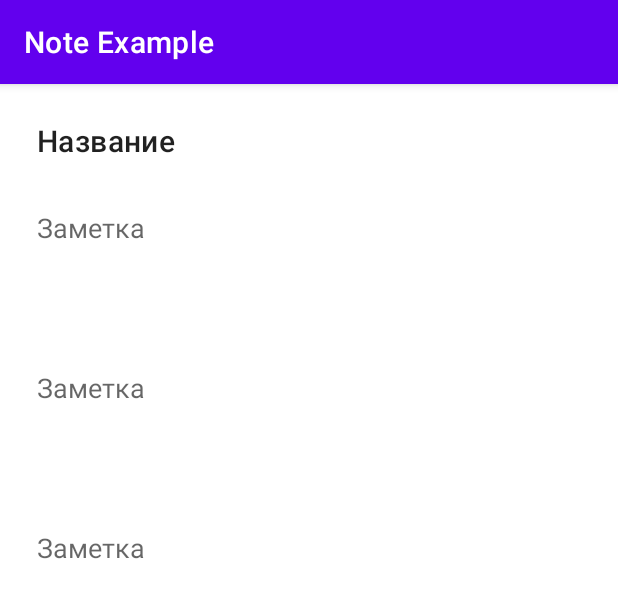
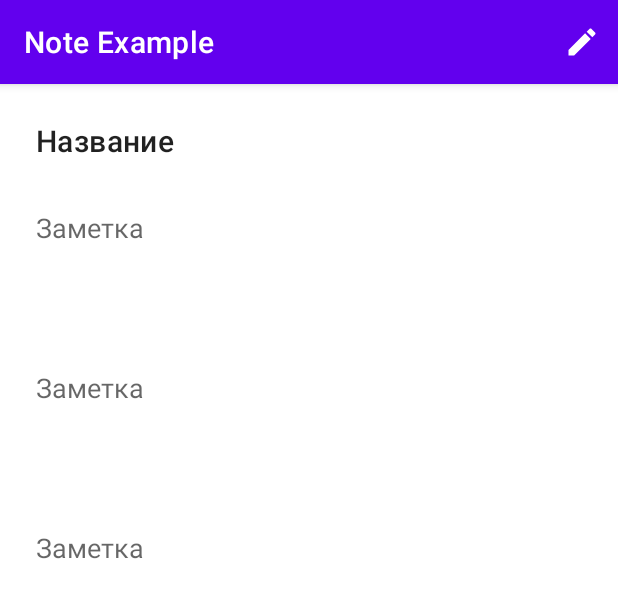
Before and after one commit to VaasKout/NoteApp, an Android app: the layout fragment_one_note.xml on its own in the app's theme, with its tools: preview values and no code run, on a phone screen of 412 x 824 dp. Shown: the top 598 px of the screen. Run offline under Robolectric (Android 15) with nearby library versions, the phone set to English and light mode, and no system bars.

Commit message:
Working OneNote fragment

```diff
--- a/app/src/main/java/com/example/noteexample/allNotes/AllNotesFragment.kt
+++ b/app/src/main/java/com/example/noteexample/allNotes/AllNotesFragment.kt
@@ -25,6 +25,7 @@ class AllNotesFragment : Fragment() {
         /**
          *  define viewModel for NoteFragment
          */
+
         val viewModel = ViewModelProvider(this).get(AllNotesViewModel::class.java)
         binding.noteViewModel = viewModel
 
@@ -57,7 +58,6 @@ class AllNotesFragment : Fragment() {
             }
         }
 
-
         /**
          *  Observes allNotes [AllNotesViewModel.allNotes]
         from view model and makes it equal to notes[listOf<Notes>()] from adapter
@@ -65,6 +65,7 @@ class AllNotesFragment : Fragment() {
 
         viewModel.allNotes.observe(viewLifecycleOwner, {
             it?.let {
+                //TODO Filter list for RecyclerView
                 noteAdapter.submitList(it)
 //                noteAdapter.notes = it
             }
--- a/app/src/main/java/com/example/noteexample/allNotes/AllNotesViewModel.kt
+++ b/app/src/main/java/com/example/noteexample/allNotes/AllNotesViewModel.kt
@@ -127,6 +127,7 @@ class AllNotesViewModel(application: Application) : AndroidViewModel(application
     fun onClear(){
        viewModelScope.launch {
            repository.deleteAllNotes()
+           repository.deleteAllNoteContent()
        }
     }
 }
--- a/app/src/main/java/com/example/noteexample/database/NoteDao.kt
+++ b/app/src/main/java/com/example/noteexample/database/NoteDao.kt
@@ -5,7 +5,7 @@ import androidx.room.*
 
 @Dao
 interface NoteDao {
-    @Insert(onConflict = OnConflictStrategy.IGNORE)
+    @Insert(onConflict = OnConflictStrategy.ABORT)
     suspend fun insertNote(note : Note)
     @Query("DELETE FROM note_table")
     suspend fun deleteAllNotes()
--- a/app/src/main/java/com/example/noteexample/oneNote/OneNoteViewAdapter.kt
+++ b/app/src/main/java/com/example/noteexample/oneNote/OneNoteViewAdapter.kt
@@ -36,6 +36,7 @@ class OneNoteViewAdapter :
 
         fun bind(noteContent: NoteContent) {
             _holder.value = this
+            binding.data = noteContent
         }
     }
 }
--- /dev/null
+++ b/app/src/main/res/drawable/ic_edit.xml
@@ -0,0 +1,10 @@
+<vector xmlns:android="http://schemas.android.com/apk/res/android"
+    android:width="24dp"
+    android:height="24dp"
+    android:viewportWidth="24"
+    android:viewportHeight="24"
+    android:tint="?attr/colorControlNormal">
+  <path
+      android:fillColor="@android:color/white"
+      android:pathData="M3,17.25V21h3.75L17.81,9.94l-3.75,-3.75L3,17.25zM20.71,7.04c0.39,-0.39 0.39,-1.02 0,-1.41l-2.34,-2.34c-0.39,-0.39 -1.02,-0.39 -1.41,0l-1.83,1.83 3.75,3.75 1.83,-1.83z"/>
+</vector>
--- a/app/src/main/res/layout/fragment_one_note.xml
+++ b/app/src/main/res/layout/fragment_one_note.xml
@@ -2,10 +2,6 @@
 <layout xmlns:android="http://schemas.android.com/apk/res/android"
     xmlns:app="http://schemas.android.com/apk/res-auto"
     xmlns:tools="http://schemas.android.com/tools">
-
-    <data>
-
-    </data>
     <androidx.coordinatorlayout.widget.CoordinatorLayout
         android:layout_width="match_parent"
         android:layout_height="match_parent">
@@ -17,7 +13,8 @@
                 android:layout_width="match_parent"
                 android:layout_height="?attr/actionBarSize"
                 style="@style/Widget.MaterialComponents.Toolbar.Primary"
-                app:title="@string/app_name" />
+                app:title="@string/app_name"
+                app:menu="@menu/note_view_menu"/>
         </com.google.android.material.appbar.AppBarLayout>
 
         <androidx.constraintlayout.widget.ConstraintLayout
@@ -27,7 +24,7 @@
             tools:layout_editor_absoluteY="56dp">
 
             <androidx.core.widget.NestedScrollView
-                android:layout_width="411dp"
+                android:layout_width="match_parent"
                 android:layout_height="0dp"
                 android:fillViewport="true"
                 app:layout_constraintBottom_toBottomOf="parent"
@@ -49,7 +46,7 @@
                         app:layout_constraintEnd_toEndOf="parent"
                         app:layout_constraintStart_toStartOf="parent"
                         app:layout_constraintTop_toTopOf="parent"
-                        tools:text="@string/title"/>
+                        tools:text="@string/title" />
 
                     <androidx.recyclerview.widget.RecyclerView
                         android:id="@+id/recycler_one_note"
--- /dev/null
+++ b/app/src/main/res/menu/note_view_menu.xml
@@ -0,0 +1,9 @@
+<?xml version="1.0" encoding="utf-8"?>
+<menu xmlns:android="http://schemas.android.com/apk/res/android"
+    xmlns:app="http://schemas.android.com/apk/res-auto">
+   <item
+       android:id="@+id/edit_item"
+       android:title="@string/edit"
+       android:icon="@drawable/ic_edit"
+       app:showAsAction="ifRoom" />
+</menu>
--- a/app/src/main/res/values/strings.xml
+++ b/app/src/main/res/values/strings.xml
@@ -15,4 +15,5 @@
     <string name="accept_selected_photos">Accept selected photos</string>
     <string name="delete_selected_photos">Delete selected photos</string>
     <string name="camera_request_failed">Необходим доступ к хранилищу, чтобы отобразить фотографии</string>
+    <string name="edit">Edit</string>
 </resources>
```
Also changed, not shown: app/src/main/java/com/example/noteexample/BindingAdapter.kt (+9 -8 lines), app/src/main/java/com/example/noteexample/database/Note.kt (+3 -6 lines), app/src/main/java/com/example/noteexample/insertNote/InsertNoteFragment.kt (+29 -11 lines), app/src/main/java/com/example/noteexample/insertNote/InsertNoteViewModel.kt (+14 -15 lines), app/src/main/java/com/example/noteexample/oneNote/OneNoteFragment.kt (+40 -0 lines), app/src/main/java/com/example/noteexample/oneNote/OneNoteViewModel.kt (added, +27 -0 lines), app/src/main/java/com/example/noteexample/oneNote/OneNoteViewModelFactory.kt (added, +19 -0 lines), app/src/main/java/com/example/noteexample/updateNote/UpdateNoteFragment.kt (+57 -17 lines), app/src/main/res/layout/recycler_note_content_view_item.xml (+28 -2 lines).
